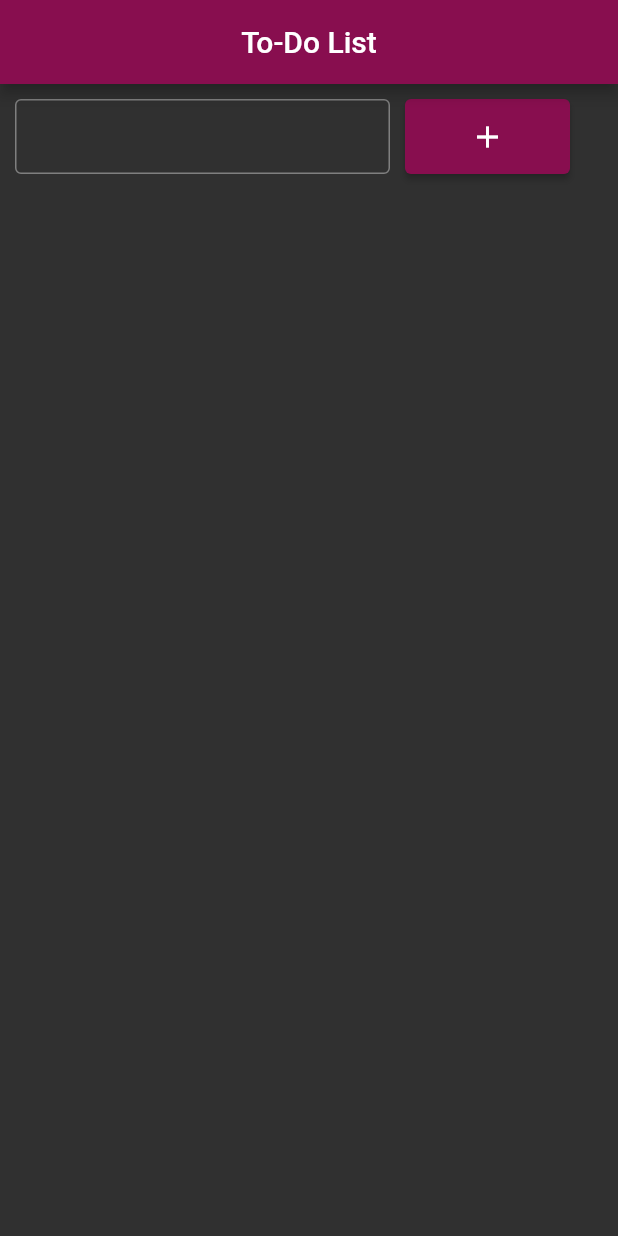
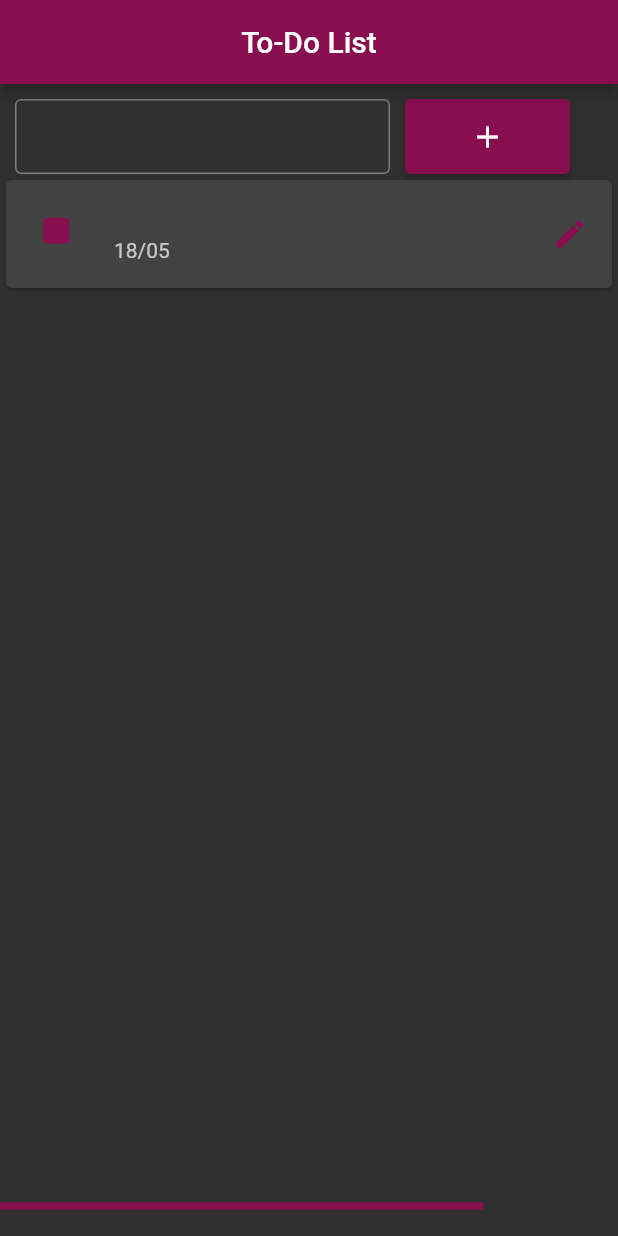
Before and after one commit to johanrecaman/Sticky-Notes, a Flutter app: the screen it shows after launch, after a tap on the "add" icon, on a phone screen of 412 x 824 dp. Run offline on Flutter 3.47's test engine with Material 2 defaults, Android fonts, the phone set to English and light mode, and no system bars.

Commit message:
Task widgets made

```diff
--- a/flutter_sticky_notes/lib/app/view/notes_view.dart
+++ b/flutter_sticky_notes/lib/app/view/notes_view.dart
@@ -54,9 +54,34 @@ class NotesViewState extends State<NotesView> {
             child: ListView.builder(
                 itemCount: _notesController.taskList.length,
                 itemBuilder: (context, index) {
-                  return Text(_notesController.getTask(index));
+                  return Column(
+                    children: [
+                      Card(
+                          child: ListTile(
+                        leading: Icon(
+                          Icons.stop_rounded,
+                          color: Colors.pink.shade900,
+                          size: 35,
+                        ),
+                        title: Text(
+                          _notesController.getTask(index),
+                        ),
+                        subtitle: Text('18/05'),
+                        trailing: Icon(
+                          Icons.edit,
+                          color: Colors.pink.shade900,
+                        ),
+                      )),
+                    ],
+                  );
                 }),
           ),
+          Divider(
+            color: Colors.pink.shade900,
+            height: 40,
+            thickness: 5.0,
+            endIndent: 90,
+          )
         ]));
   }
 }
--- a/flutter_sticky_notes/pubspec.yaml
+++ b/flutter_sticky_notes/pubspec.yaml
@@ -23,11 +23,13 @@ environment:
 dependencies:
   flutter:
     sdk: flutter
+  path:
 
 
   # The following adds the Cupertino Icons font to your application.
   # Use with the CupertinoIcons class for iOS style icons.
   cupertino_icons: ^1.0.2
+  sqflite: ^2.0.0+3
 
 dev_dependencies:
   flutter_test:
```
Also changed, not shown: flutter_sticky_notes/lib/app/model/task_card_model.dart (added, +7 -0 lines), flutter_sticky_notes/lib/app/model/task_model.dart (added, +9 -0 lines), flutter_sticky_notes/pubspec.lock.
